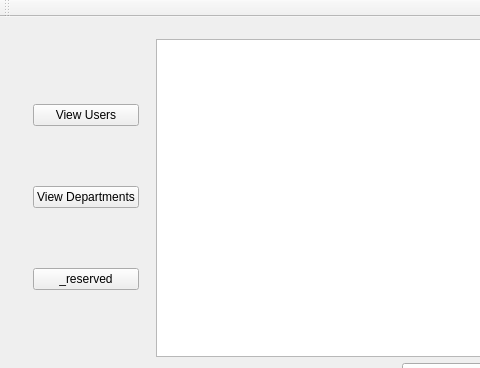
First picture: the form in mainwindow.ui, repository ychen745/DBConnection, before the edit; both pictures show x 0 to 480 and y 0 to 368 of the 1064 by 452 pixel window.
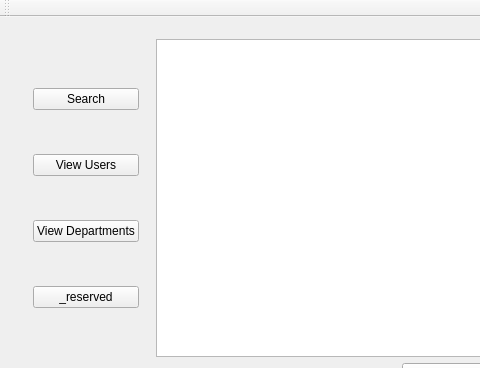
Second picture: the form after the edit.

Diff of the .ui file:
```diff
--- a/mainwindow.ui
+++ b/mainwindow.ui
@@ -229,6 +229,13 @@
           <item>
            <widget class="QFrame" name="verticalFrame">
             <layout class="QVBoxLayout" name="verticalLayout_4">
+             <item>
+              <widget class="QPushButton" name="searchButton">
+               <property name="text">
+                <string>Search</string>
+               </property>
+              </widget>
+             </item>
              <item>
               <widget class="QPushButton" name="viewUserButton">
                <property name="text">
```
